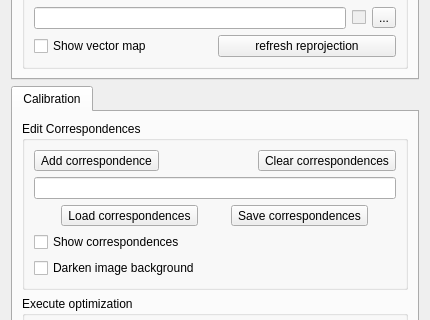
Qt form calibration_tool/ui/sidebar.ui (liwen-deepmotion/map_based_lidar_camera_calibration_tool) before a commit; both pictures show x 0 to 430 and y 233 to 553 of the 430 by 940 pixel window.
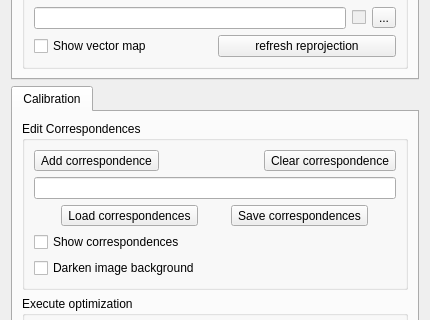
The same form after that commit.

Commit message: Change `Clear Correspondences` to `Clear Correspondence` to make feature more clear

```diff
--- a/calibration_tool/ui/sidebar.ui
+++ b/calibration_tool/ui/sidebar.ui
@@ -245,7 +245,7 @@
                 <item>
                  <widget class="QToolButton" name="clear_correspondences_btn">
                   <property name="text">
-                   <string>Clear correspondences</string>
+                   <string>Clear correspondence</string>
                   </property>
                  </widget>
                 </item>
```
Left out of the diff: 2 changed lines with no effect on the pictures. The commit also changes 2 other files.
